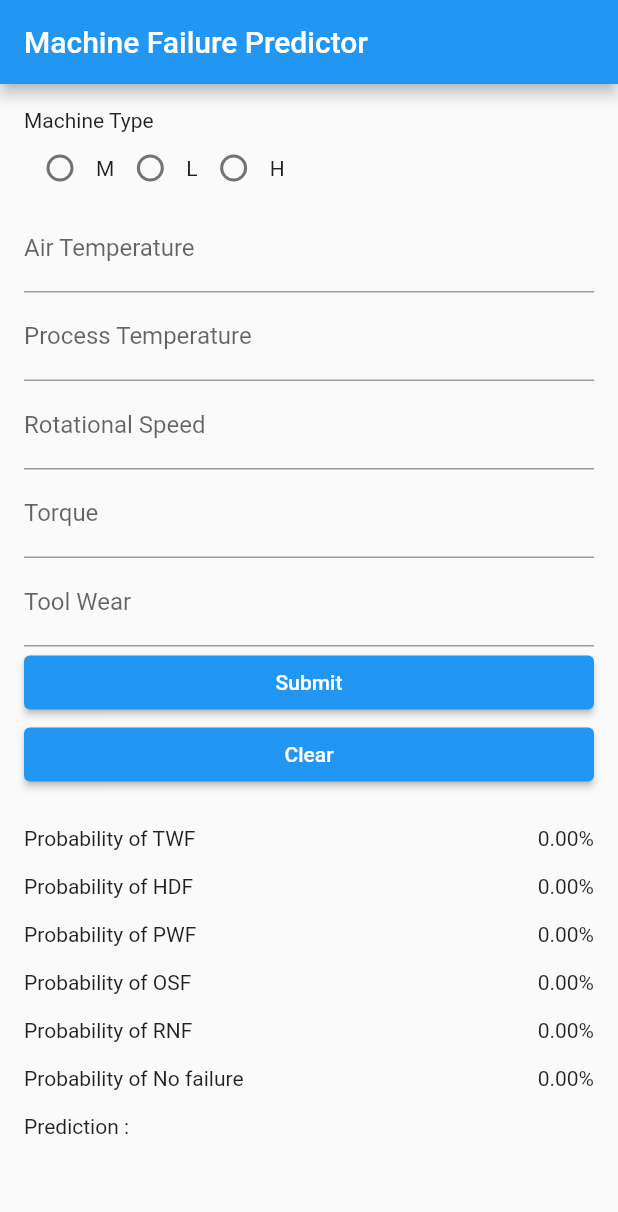
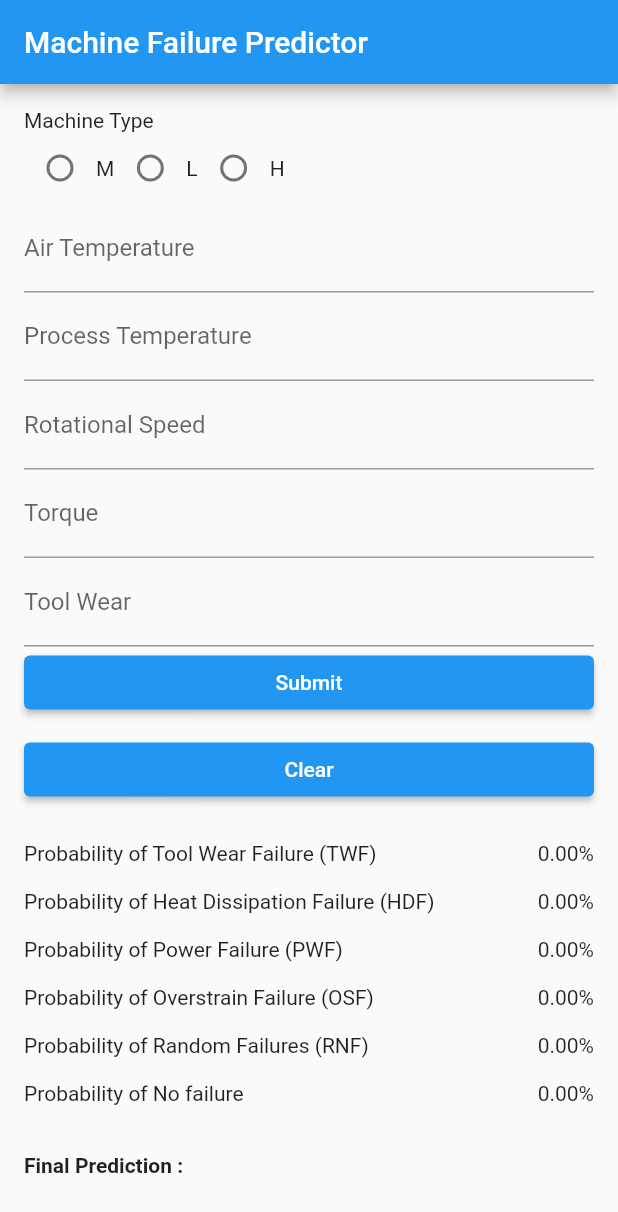
Before and after one commit to AbdullahSharif/Machine-Faillure-Detection-App-Flutter, a Flutter app: the screen it shows after launch, on a phone screen of 412 x 824 dp. Shown: the top 1212 px of the screen. Run offline on Flutter 3.47's test engine with Material 2 defaults, Android fonts, the phone set to English and light mode, and no system bars; missing offline and left inert: tflite_flutter.

Commit message:
updated UI

```diff
--- a/lib/homepage.dart
+++ b/lib/homepage.dart
@@ -144,6 +144,7 @@ class _HomePageState extends State<HomePage> {
         child: SingleChildScrollView (
           child:(
           Column(
+
           crossAxisAlignment: CrossAxisAlignment.stretch,
           children: [
             Text('Machine Type'),
@@ -214,10 +215,13 @@ class _HomePageState extends State<HomePage> {
               onPressed: _submit,
               child: Text('Submit'),
             ),
+            SizedBox(height: 10),
             ElevatedButton(
               onPressed: _clear,
               child: Text('Clear'),
+
             ),
+
             SizedBox(height: 16),
             // Text(_result),
             Results(twfProb: _output[0][0], hdfProb: _output[0][1], pwfProb: _output[0][2], osfProb: _output[0][3], rnfProb: _output[0][4], noFailureProb: _output[0][5], prediction: _predictionLabel,)
--- a/lib/results.dart
+++ b/lib/results.dart
@@ -25,13 +25,14 @@ class Results extends StatelessWidget {
     return Column(
       crossAxisAlignment: CrossAxisAlignment.start,
       children: [
-        _buildResultRow('Probability of TWF', twfProb),
-        _buildResultRow('Probability of HDF', hdfProb),
-        _buildResultRow('Probability of PWF', pwfProb),
-        _buildResultRow('Probability of OSF', osfProb),
-        _buildResultRow('Probability of RNF', rnfProb),
+        _buildResultRow('Probability of Tool Wear Failure (TWF)', twfProb),
+        _buildResultRow('Probability of Heat Dissipation Failure (HDF)', hdfProb),
+        _buildResultRow('Probability of Power Failure (PWF)', pwfProb),
+        _buildResultRow('Probability of Overstrain Failure (OSF)', osfProb),
+        _buildResultRow('Probability of Random Failures (RNF)', rnfProb),
         _buildResultRow('Probability of No failure', noFailureProb),
-        _buildResultRow('Prediction : ', prediction),
+        SizedBox(height: 16,),
+        _buildPredictionRow('Final Prediction : ', prediction),
       ],
     );
   }
@@ -49,4 +50,20 @@ class Results extends StatelessWidget {
       ),
     );
   }
+
+  Widget _buildPredictionRow(String label, dynamic value) {
+    return Padding(
+      padding: const EdgeInsets.symmetric(vertical: 8),
+      child: Row(
+        children: [
+          Expanded(child: Text(label, style: TextStyle(fontWeight: FontWeight.bold))),
+          value is String?
+          Text(value, style: TextStyle(fontWeight: FontWeight.bold)) :
+          Text('${value.toStringAsFixed(2)}%', style: TextStyle(fontWeight: FontWeight.bold)),
+        ],
+      ),
+    );
+  }
+
+
 }
```
